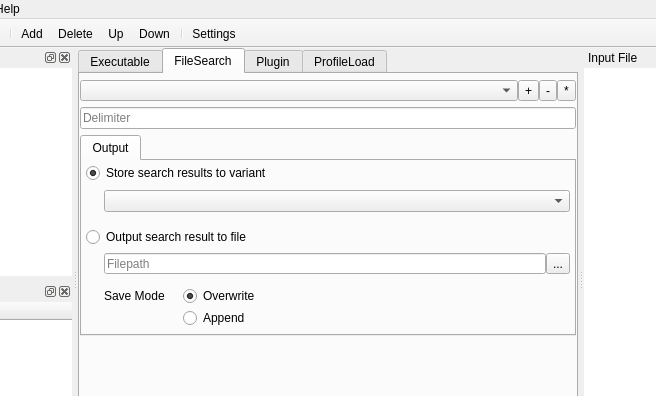
This is src/ProfileEditor/profileeditor.ui in karakirimu/AutoBatchTools as Qt 5 draws it before an edit; both pictures show x 184 to 840 and y 0 to 396 of the 1024 by 768 pixel window. The edited form follows.
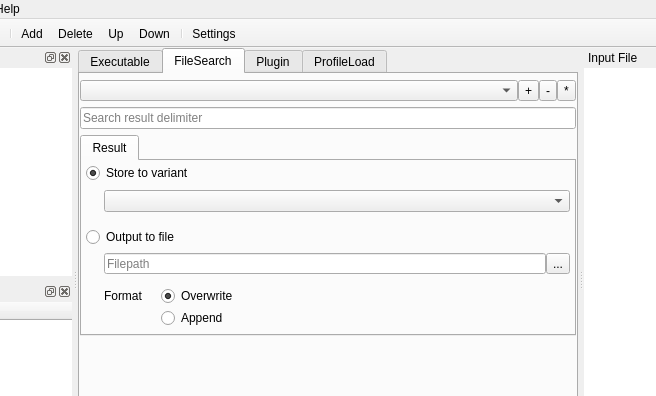
This is the edited form. The open tabs and pages were chosen to show the change. Icons and pictures are not drawn. Custom widgets are drawn as their Qt base class.

The edit to the form file:
```diff
--- a/src/ProfileEditor/profileeditor.ui
+++ b/src/ProfileEditor/profileeditor.ui
@@ -841,7 +841,7 @@
                   </size>
                  </property>
                  <property name="placeholderText">
-                  <string>Delimiter</string>
+                  <string>Search result delimiter</string>
                  </property>
                 </widget>
                </item>
@@ -858,7 +858,7 @@
               </property>
               <widget class="QWidget" name="SearchOutputPage">
                <attribute name="title">
-                <string>Output</string>
+                <string>Result</string>
                </attribute>
                <layout class="QVBoxLayout" name="verticalLayout_4">
                 <property name="leftMargin">
@@ -876,7 +876,7 @@
                 <item>
                  <widget class="QRadioButton" name="variRadioButton">
                   <property name="text">
-                   <string>Store search results to variant</string>
+                   <string>Store to variant</string>
                   </property>
                   <property name="checked">
                    <bool>true</bool>
@@ -960,7 +960,7 @@
                    </sizepolicy>
                   </property>
                   <property name="text">
-                   <string>Output search result to file</string>
+                   <string>Output to file</string>
                   </property>
                   <attribute name="buttonGroup">
                    <string notr="true">searchButtonGroup</string>
@@ -1054,7 +1054,7 @@
                    <item row="0" column="0">
                     <widget class="QLabel" name="label_4">
                      <property name="text">
-                      <string>Save Mode</string>
+                      <string>Format</string>
                      </property>
                     </widget>
                    </item>
```
Left out of the diff: 45 changed lines with no effect on the pictures.
